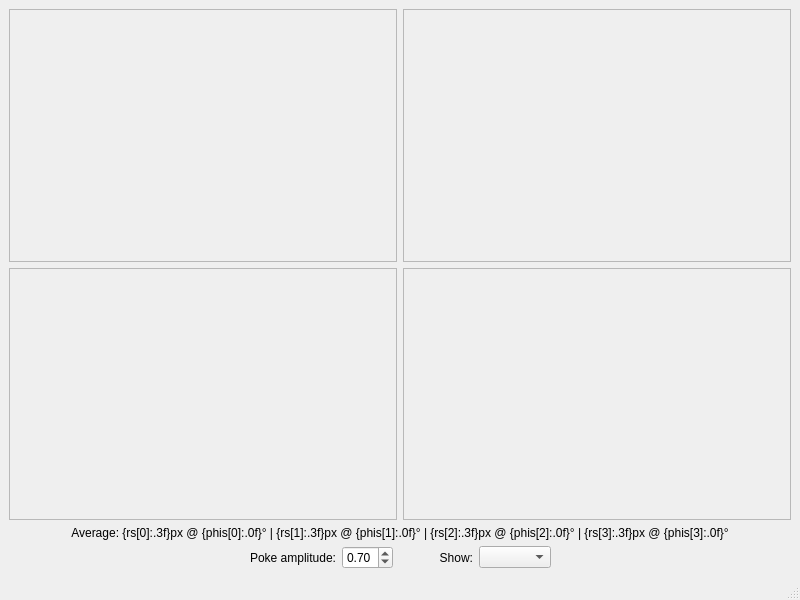
Before: the Qt Designer form guis/ui/alignment.ui in janis-hag/kalao-ics, drawn with Qt 5.
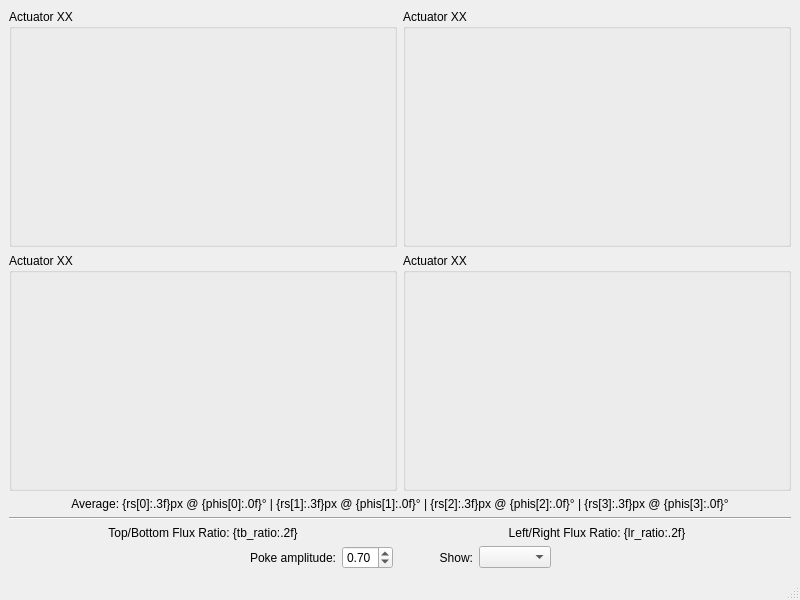
After: the same form once the commit is applied. Custom widgets are drawn as their Qt base class.

```diff
--- a/guis/ui/alignment.ui
+++ b/guis/ui/alignment.ui
@@ -15,6 +15,16 @@
   </property>
   <widget class="QWidget" name="centralwidget">
    <layout class="QGridLayout" name="gridLayout">
+    <item row="4" column="0">
+     <widget class="KLabel" name="tb_ratio_label">
+      <property name="text">
+       <string>Top/Bottom Flux Ratio: {tb_ratio:.2f}</string>
+      </property>
+      <property name="alignment">
+       <set>Qt::AlignCenter</set>
+      </property>
+     </widget>
+    </item>
     <item row="2" column="0" colspan="2">
      <widget class="KLabel" name="average_label">
       <property name="text">
@@ -25,75 +35,7 @@
       </property>
      </widget>
     </item>
-    <item row="0" column="1">
-     <widget class="QFrame" name="frame_2">
-      <property name="sizePolicy">
-       <sizepolicy hsizetype="Expanding" vsizetype="Expanding">
-        <horstretch>0</horstretch>
-        <verstretch>0</verstretch>
-       </sizepolicy>
-      </property>
-      <property name="frameShape">
-       <enum>QFrame::StyledPanel</enum>
-      </property>
-      <property name="frameShadow">
-       <enum>QFrame::Raised</enum>
-      </property>
-      <layout class="QGridLayout" name="gridLayout_3"/>
-     </widget>
-    </item>
-    <item row="1" column="1">
-     <widget class="QFrame" name="frame_4">
-      <property name="sizePolicy">
-       <sizepolicy hsizetype="Expanding" vsizetype="Expanding">
-        <horstretch>0</horstretch>
-        <verstretch>0</verstretch>
-       </sizepolicy>
-      </property>
-      <property name="frameShape">
-       <enum>QFrame::StyledPanel</enum>
-      </property>
-      <property name="frameShadow">
-       <enum>QFrame::Raised</enum>
-      </property>
-      <layout class="QGridLayout" name="gridLayout_5"/>
-     </widget>
-    </item>
-    <item row="1" column="0">
-     <widget class="QFrame" name="frame_3">
-      <property name="sizePolicy">
-       <sizepolicy hsizetype="Expanding" vsizetype="Expanding">
-        <horstretch>0</horstretch>
-        <verstretch>0</verstretch>
-       </sizepolicy>
-      </property>
-      <property name="frameShape">
-       <enum>QFrame::StyledPanel</enum>
-      </property>
-      <property name="frameShadow">
-       <enum>QFrame::Raised</enum>
-      </property>
-      <layout class="QGridLayout" name="gridLayout_4"/>
-     </widget>
-    </item>
-    <item row="0" column="0">
-     <widget class="QFrame" name="frame_1">
-      <property name="sizePolicy">
-       <sizepolicy hsizetype="Expanding" vsizetype="Expanding">
-        <horstretch>0</horstretch>
-        <verstretch>0</verstretch>
-       </sizepolicy>
-      </property>
-      <property name="frameShape">
-       <enum>QFrame::StyledPanel</enum>
-      </property>
-      <property name="frameShadow">
-       <enum>QFrame::Raised</enum>
-      </property>
-      <layout class="QGridLayout" name="gridLayout_2"/>
-     </widget>
-    </item>
-    <item row="3" column="0" colspan="2">
+    <item row="5" column="0" colspan="2">
      <layout class="QHBoxLayout" name="horizontalLayout">
       <item>
        <spacer name="horizontalSpacer">
@@ -203,6 +145,146 @@
       </item>
      </layout>
     </item>
+    <item row="3" column="0" colspan="2">
+     <widget class="QFrame" name="frame">
+      <property name="frameShape">
+       <enum>QFrame::HLine</enum>
+      </property>
+      <property name="frameShadow">
+       <enum>QFrame::Sunken</enum>
+      </property>
+     </widget>
+    </item>
+    <item row="4" column="1">
+     <widget class="KLabel" name="lr_ratio_label">
+      <property name="text">
+       <string>Left/Right Flux Ratio: {lr_ratio:.2f}</string>
+      </property>
+      <property name="alignment">
+       <set>Qt::AlignCenter</set>
+      </property>
+     </widget>
+    </item>
+    <item row="0" column="0">
+     <widget class="QGroupBox" name="groupbox_1">
+      <property name="sizePolicy">
+       <sizepolicy hsizetype="Expanding" vsizetype="Expanding">
+        <horstretch>0</horstretch>
+        <verstretch>0</verstretch>
+       </sizepolicy>
+      </property>
+      <property name="title">
+       <string>Actuator XX</string>
+      </property>
+      <layout class="QGridLayout" name="gridLayout_2">
+       <property name="leftMargin">
+        <number>0</number>
+       </property>
+       <property name="topMargin">
+        <number>0</number>
+       </property>
+       <property name="rightMargin">
+        <number>0</number>
+       </property>
+       <property name="bottomMargin">
+        <number>0</number>
+       </property>
+       <property name="spacing">
+        <number>0</number>
+       </property>
+      </layout>
+     </widget>
+    </item>
+    <item row="1" column="0">
+     <widget class="QGroupBox" name="groupbox_3">
+      <property name="sizePolicy">
+       <sizepolicy hsizetype="Expanding" vsizetype="Expanding">
+        <horstretch>0</horstretch>
+        <verstretch>0</verstretch>
+       </sizepolicy>
+      </property>
+      <property name="title">
+       <string>Actuator XX</string>
+      </property>
+      <layout class="QGridLayout" name="gridLayout_4">
+       <property name="leftMargin">
+        <number>0</number>
+       </property>
+       <property name="topMargin">
+        <number>0</number>
+       </property>
+       <property name="rightMargin">
+        <number>0</number>
+       </property>
+       <property name="bottomMargin">
+        <number>0</number>
+       </property>
+       <property name="spacing">
+        <number>0</number>
+       </property>
+      </layout>
+     </widget>
+    </item>
+    <item row="0" column="1">
+     <widget class="QGroupBox" name="groupbox_2">
+      <property name="sizePolicy">
+       <sizepolicy hsizetype="Expanding" vsizetype="Expanding">
+        <horstretch>0</horstretch>
+        <verstretch>0</verstretch>
+       </sizepolicy>
+      </property>
+      <property name="title">
+       <string>Actuator XX</string>
+      </property>
+      <layout class="QGridLayout" name="gridLayout_3">
+       <property name="leftMargin">
+        <number>0</number>
+       </property>
+       <property name="topMargin">
+        <number>0</number>
+       </property>
+       <property name="rightMargin">
+        <number>0</number>
+       </property>
+       <property name="bottomMargin">
+        <number>0</number>
+       </property>
+       <property name="spacing">
+        <number>0</number>
+       </property>
+      </layout>
+     </widget>
+    </item>
+    <item row="1" column="1">
+     <widget class="QGroupBox" name="groupbox_4">
+      <property name="sizePolicy">
+       <sizepolicy hsizetype="Expanding" vsizetype="Expanding">
+        <horstretch>0</horstretch>
+        <verstretch>0</verstretch>
+       </sizepolicy>
+      </property>
+      <property name="title">
+       <string>Actuator XX</string>
+      </property>
+      <layout class="QGridLayout" name="gridLayout_5">
+       <property name="leftMargin">
+        <number>0</number>
+       </property>
+       <property name="topMargin">
+        <number>0</number>
+       </property>
+       <property name="rightMargin">
+        <number>0</number>
+       </property>
+       <property name="bottomMargin">
+        <number>0</number>
+       </property>
+       <property name="spacing">
+        <number>0</number>
+       </property>
+      </layout>
+     </widget>
+    </item>
    </layout>
   </widget>
   <widget class="QMenuBar" name="menubar">
```
